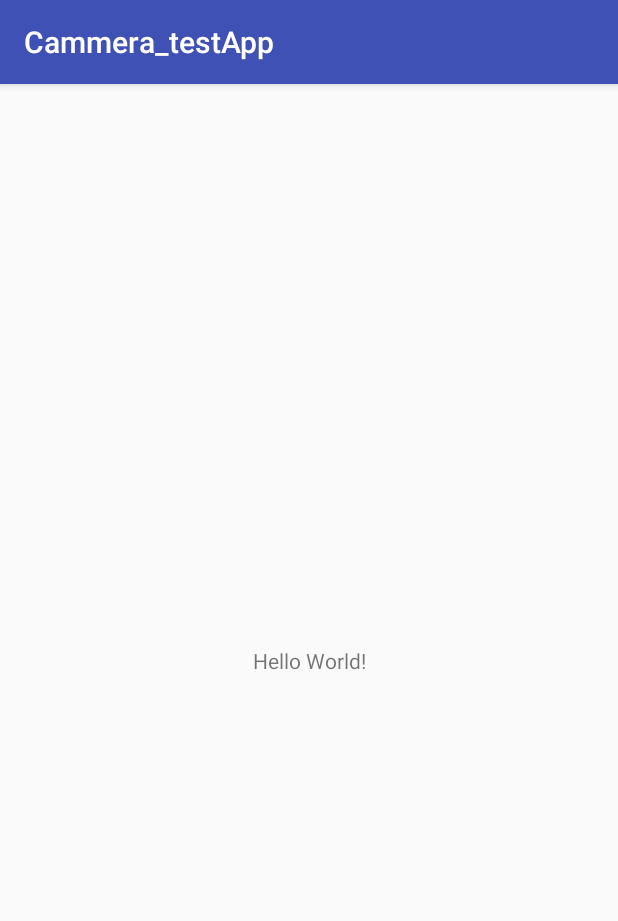
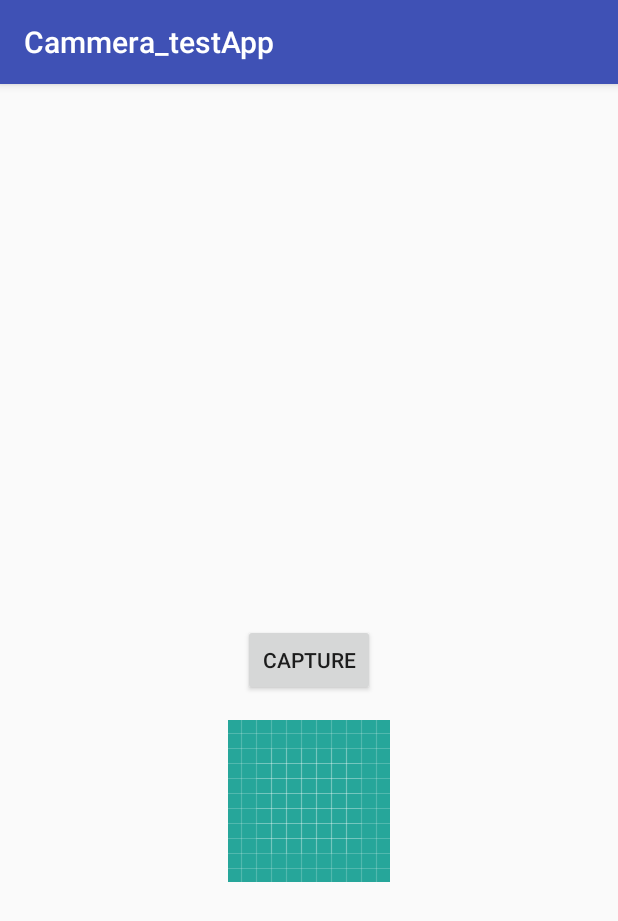
Before and after one commit to MhmDSmdi/SharePic, an Android app: the screen it shows after launch (MainActivity), on a phone screen of 412 x 824 dp. Shown: the top 921 px of the screen. Run offline under Robolectric (Android 15) with nearby library versions, the phone set to English and light mode, and no system bars.

Commit message:
dispatchTakePicture() complete

```diff
--- a/app/src/main/AndroidManifest.xml
+++ b/app/src/main/AndroidManifest.xml
@@ -3,6 +3,7 @@
     package="com.bluecode.mhmd.cammera_testapp">
 
     <uses-feature android:name="android.hardware.camera" android:required="true" />
+    <uses-permission android:name="android.permission.WRITE_EXTERNAL_STORAGE" />
 
     <application
         android:allowBackup="true"
--- a/app/src/main/java/com/bluecode/mhmd/cammera_testapp/MainActivity.java
+++ b/app/src/main/java/com/bluecode/mhmd/cammera_testapp/MainActivity.java
@@ -1,13 +1,47 @@
 package com.bluecode.mhmd.cammera_testapp;
 
+import android.content.Intent;
+import android.graphics.Bitmap;
+import android.provider.MediaStore;
 import android.support.v7.app.AppCompatActivity;
 import android.os.Bundle;
+import android.view.View;
+import android.widget.Button;
+import android.widget.ImageView;
 
 public class MainActivity extends AppCompatActivity {
+
+    static final int REQUEST_IMAGE_CAPTURE = 1;
+    private ImageView imageView;
+    private Button btnTakePic;
 
     @Override
     protected void onCreate(Bundle savedInstanceState) {
         super.onCreate(savedInstanceState);
         setContentView(R.layout.activity_main);
+        imageView = findViewById(R.id.imageView);
+        btnTakePic = findViewById(R.id.btn_takePhotos);
+        btnTakePic.setOnClickListener(new View.OnClickListener() {
+            @Override
+            public void onClick(View v) {
+                dispatchTakePictureIntent();
+            }
+        });
+    }
+
+    private void dispatchTakePictureIntent() {
+        Intent takePictureIntent = new Intent(MediaStore.ACTION_IMAGE_CAPTURE);
+        if (takePictureIntent.resolveActivity(getPackageManager()) != null) {
+            startActivityForResult(takePictureIntent, REQUEST_IMAGE_CAPTURE);
+        }
+    }
+
+    @Override
+    protected void onActivityResult(int requestCode, int resultCode, Intent data) {
+        if (requestCode == REQUEST_IMAGE_CAPTURE && resultCode == RESULT_OK) {
+            Bundle extras = data.getExtras();
+            Bitmap imageBitmap = (Bitmap) extras.get("data");
+            imageView.setImageBitmap(imageBitmap);
+        }
     }
 }
--- a/app/src/main/res/layout/activity_main.xml
+++ b/app/src/main/res/layout/activity_main.xml
@@ -1,18 +1,27 @@
 <?xml version="1.0" encoding="utf-8"?>
-<android.support.constraint.ConstraintLayout xmlns:android="http://schemas.android.com/apk/res/android"
+<RelativeLayout xmlns:android="http://schemas.android.com/apk/res/android"
     xmlns:app="http://schemas.android.com/apk/res-auto"
     xmlns:tools="http://schemas.android.com/tools"
     android:layout_width="match_parent"
     android:layout_height="match_parent"
     tools:context=".MainActivity">
 
-    <TextView
+    <Button
+        android:id="@+id/btn_takePhotos"
         android:layout_width="wrap_content"
         android:layout_height="wrap_content"
-        android:text="Hello World!"
-        app:layout_constraintBottom_toBottomOf="parent"
-        app:layout_constraintLeft_toLeftOf="parent"
-        app:layout_constraintRight_toRightOf="parent"
-        app:layout_constraintTop_toTopOf="parent" />
+        android:text="Capture"
+        android:layout_centerVertical="true"
+        android:layout_centerHorizontal="true"/>
 
-</android.support.constraint.ConstraintLayout>
+    <ImageView
+        android:id="@+id/imageView"
+        android:layout_width="wrap_content"
+        android:layout_height="wrap_content"
+        android:src="@drawable/ic_launcher_background"
+        android:layout_below="@id/btn_takePhotos"
+        android:layout_centerVertical="true"
+        android:layout_centerHorizontal="true"
+        android:layout_marginTop="16dp"/>
+
+</RelativeLayout>
```
